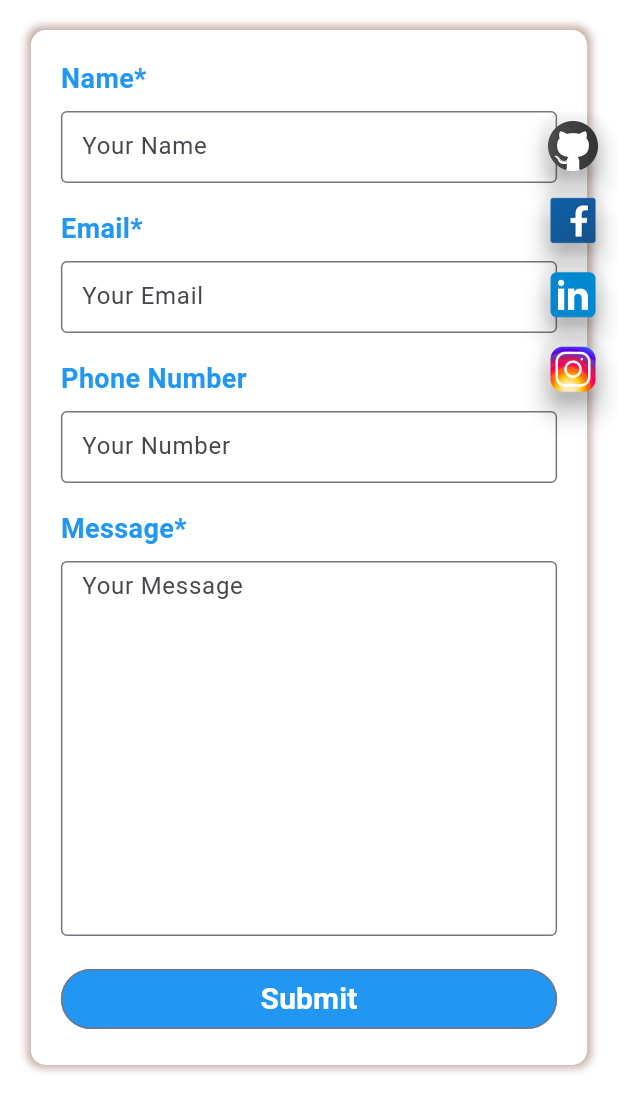
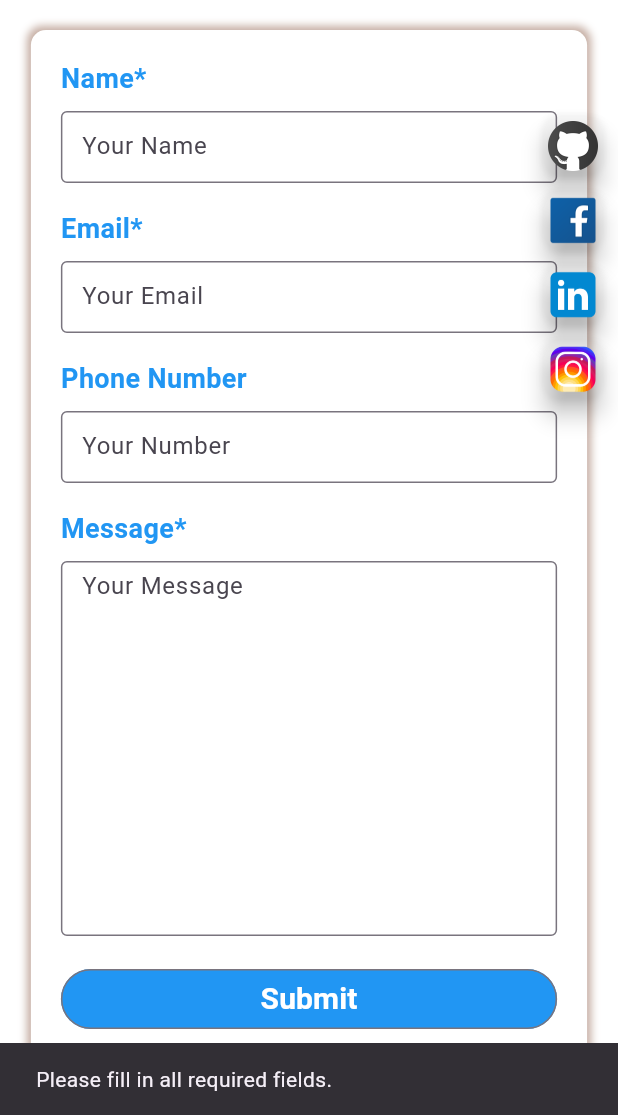
Before and after one commit to Mredul10/Portfolio, a Flutter app: the screen it shows after launch, scrolled down 2880 dp, after a tap on "Submit", on a phone screen of 412 x 824 dp, the part 121-1236 px from its top. Run offline on Flutter 3.47's test engine with Material 3 defaults, Android fonts, the phone set to English and light mode, and no system bars; our stand-ins replace google_fonts; Roboto replaces fonts that are missing (Heebo).

Commit message:
contact form update

```diff
--- a/lib/View/components/contact_form.dart
+++ b/lib/View/components/contact_form.dart
@@ -3,8 +3,54 @@ import 'package:portfolio/Reposnive/responsive.dart';
 import 'package:portfolio/Utils/colors.dart';
 import 'package:portfolio/Utils/text_style.dart';
 
-class ContactForm extends StatelessWidget {
+class ContactForm extends StatefulWidget {
   const ContactForm({super.key});
+
+  @override
+  _ContactFormState createState() => _ContactFormState();
+}
+
+class _ContactFormState extends State<ContactForm> {
+  final TextEditingController _nameController = TextEditingController();
+  final TextEditingController _emailController = TextEditingController();
+  final TextEditingController _phoneController = TextEditingController();
+  final TextEditingController _messageController = TextEditingController();
+  bool _isLoading = false;
+
+  void _submitForm() async {
+    if (_nameController.text.isEmpty ||
+        _emailController.text.isEmpty ||
+        _messageController.text.isEmpty) {
+      ScaffoldMessenger.of(context).showSnackBar(
+        const SnackBar(content: Text("Please fill in all required fields.")),
+      );
+      return;
+    }
+
+    setState(() {
+      _isLoading = true;
+    });
+
+    await Future.delayed(const Duration(seconds: 2)); // Simulating network request
+
+    setState(() {
+      _isLoading = false;
+    });
+
+    showDialog(
+      context: context,
+      builder: (context) => AlertDialog(
+        title: const Text("Success"),
+        content: const Text("Message sent successfully!"),
+        actions: [
+          TextButton(
+            onPressed: () => Navigator.pop(context),
+            child: const Text("OK"),
+          ),
+        ],
+      ),
+    );
+  }
 
   @override
   Widget build(BuildContext context) {
@@ -35,10 +81,10 @@ class ContactForm extends StatelessWidget {
               padding: const EdgeInsets.all(20),
               child: Column(
                 children: [
-                  contactFormField("Name*", 1, "Your Name"),
-                  contactFormField("Email*", 1, "Your Email"),
-                  contactFormField("Phone Number", 1, "Your Number"),
-                  contactFormField("Message*", 10, "Your Message"),
+                  contactFormField("Name*", 1, "Your Name", _nameController),
+                  contactFormField("Email*", 1, "Your Email", _emailController),
+                  contactFormField("Phone Number", 1, "Your Number", _phoneController),
+                  contactFormField("Message*", 10, "Your Message", _messageController),
                   Row(
                     children: [
                       Expanded(
@@ -46,8 +92,10 @@ class ContactForm extends StatelessWidget {
                           style: OutlinedButton.styleFrom(
                             backgroundColor: Colors.blue,
                           ),
-                          onPressed: () {},
-                          child: const Text(
+                          onPressed: _isLoading ? null : _submitForm,
+                          child: _isLoading
+                              ? const CircularProgressIndicator(color: Colors.white)
+                              : const Text(
                                   'Submit',
                                   style: TextStyle(
                                     color: Colors.white,
@@ -68,7 +116,7 @@ class ContactForm extends StatelessWidget {
     );
   }
 
-  contactFormField(name, maxLine, hintText) {
+  contactFormField(String name, int maxLine, String hintText, TextEditingController controller) {
     return Padding(
       padding: const EdgeInsets.only(bottom: 10),
       child: Column(
@@ -85,6 +133,7 @@ class ContactForm extends StatelessWidget {
           Padding(
             padding: const EdgeInsets.symmetric(vertical: 8),
             child: TextField(
+              controller: controller,
               maxLines: maxLine,
               decoration: InputDecoration(
                   hintText: hintText,
```
Lines whose indentation alone changed are shown as unchanged.
